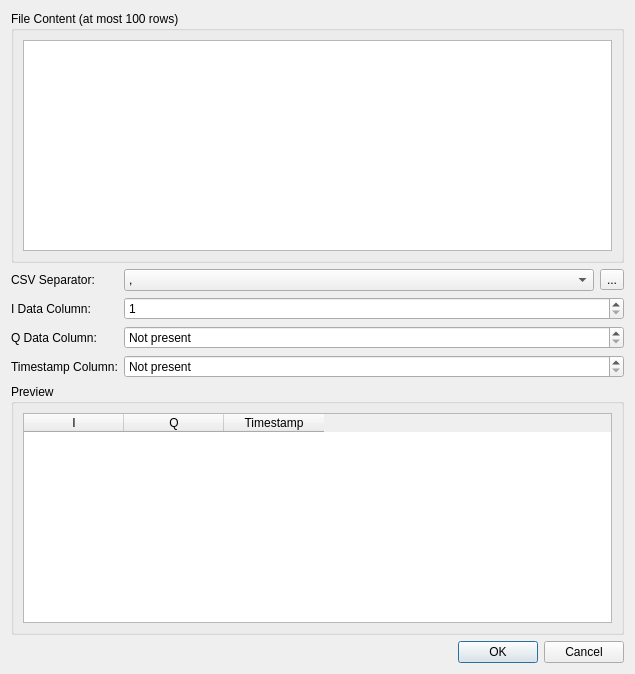
First picture: the form in ui/csv_wizard.ui, repository jopohl/urh, before the edit.
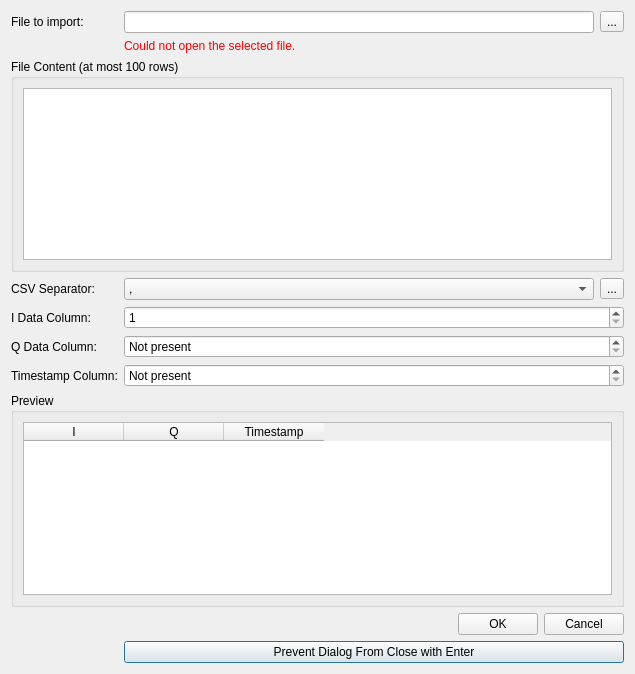
Second picture: the form after the edit. Icons and pictures are not drawn.

Commit message: make filename in dialog configurable

What changed in the file:
```diff
--- a/ui/csv_wizard.ui
+++ b/ui/csv_wizard.ui
@@ -14,33 +14,14 @@
    <string>CSV Import</string>
   </property>
   <layout class="QGridLayout" name="gridLayout">
-   <item row="0" column="0" colspan="2">
-    <widget class="QGroupBox" name="groupBoxFilePreview">
-     <property name="title">
-      <string>File Content (at most 100 rows)</string>
-     </property>
-     <layout class="QVBoxLayout" name="verticalLayout">
-      <item>
-       <widget class="QPlainTextEdit" name="plainTextEditFilePreview">
-        <property name="undoRedoEnabled">
-         <bool>false</bool>
-        </property>
-        <property name="readOnly">
-         <bool>true</bool>
-        </property>
-       </widget>
-      </item>
-     </layout>
-    </widget>
-   </item>
-   <item row="1" column="0">
-    <widget class="QLabel" name="label_4">
+   <item row="1" column="2">
+    <widget class="QLabel" name="labelFileNotFound">
      <property name="text">
-      <string>CSV Separator:</string>
+      <string>&lt;html&gt;&lt;head/&gt;&lt;body&gt;&lt;p&gt;&lt;span style=&quot; color:#ff0000;&quot;&gt;Could not open the selected file.&lt;/span&gt;&lt;/p&gt;&lt;/body&gt;&lt;/html&gt;</string>
      </property>
     </widget>
    </item>
-   <item row="1" column="1">
+   <item row="3" column="2">
     <layout class="QHBoxLayout" name="horizontalLayout">
      <item>
       <widget class="QComboBox" name="comboBoxCSVSeparator">
@@ -77,34 +58,27 @@
      </item>
     </layout>
    </item>
-   <item row="2" column="0">
+   <item row="6" column="2">
+    <widget class="QSpinBox" name="spinBoxTimestampColumn">
+     <property name="toolTip">
+      <string>&lt;html&gt;&lt;head/&gt;&lt;body&gt;&lt;p&gt; If your dataset contains timestamps URH will calculate the sample rate from them. You can manually edit the sample rate after import in the signal details.&lt;/p&gt;&lt;/body&gt;&lt;/html&gt;</string>
+     </property>
+     <property name="specialValueText">
+      <string>Not present</string>
+     </property>
+     <property name="maximum">
+      <number>999999999</number>
+     </property>
+    </widget>
+   </item>
+   <item row="4" column="0" colspan="2">
     <widget class="QLabel" name="label">
      <property name="text">
       <string>I Data Column:</string>
      </property>
     </widget>
    </item>
-   <item row="2" column="1">
-    <widget class="QSpinBox" name="spinBoxIDataColumn">
-     <property name="minimum">
-      <number>1</number>
-     </property>
-     <property name="maximum">
-      <number>999999999</number>
-     </property>
-     <property name="value">
-      <number>1</number>
-     </property>
-    </widget>
-   </item>
-   <item row="3" column="0">
-    <widget class="QLabel" name="label_2">
-     <property name="text">
-      <string>Q Data Column:</string>
-     </property>
-    </widget>
-   </item>
-   <item row="3" column="1">
+   <item row="5" column="2">
     <widget class="QSpinBox" name="spinBoxQDataColumn">
      <property name="specialValueText">
       <string>Not present</string>
@@ -114,7 +88,7 @@
      </property>
     </widget>
    </item>
-   <item row="4" column="0">
+   <item row="6" column="0" colspan="2">
     <widget class="QLabel" name="label_3">
      <property name="toolTip">
       <string>&lt;html&gt;&lt;head/&gt;&lt;body&gt;&lt;p&gt; If your dataset contains timestamps URH will calculate the sample rate from them. You can manually edit the sample rate after import in the signal details.&lt;/p&gt;&lt;/body&gt;&lt;/html&gt;</string>
@@ -124,20 +98,14 @@
      </property>
     </widget>
    </item>
-   <item row="4" column="1">
-    <widget class="QSpinBox" name="spinBoxTimestampColumn">
-     <property name="toolTip">
-      <string>&lt;html&gt;&lt;head/&gt;&lt;body&gt;&lt;p&gt; If your dataset contains timestamps URH will calculate the sample rate from them. You can manually edit the sample rate after import in the signal details.&lt;/p&gt;&lt;/body&gt;&lt;/html&gt;</string>
-     </property>
-     <property name="specialValueText">
-      <string>Not present</string>
-     </property>
-     <property name="maximum">
-      <number>999999999</number>
-     </property>
-    </widget>
-   </item>
    <item row="5" column="0" colspan="2">
+    <widget class="QLabel" name="label_2">
+     <property name="text">
+      <string>Q Data Column:</string>
+     </property>
+    </widget>
+   </item>
+   <item row="7" column="0" colspan="3">
     <widget class="QGroupBox" name="groupBox">
      <property name="title">
       <string>Preview</string>
@@ -180,7 +148,44 @@
      </layout>
     </widget>
    </item>
-   <item row="6" column="1">
+   <item row="0" column="2">
+    <layout class="QHBoxLayout" name="horizontalLayout_2">
+     <item>
+      <widget class="QLineEdit" name="lineEditFilename"/>
+     </item>
+     <item>
+      <widget class="QToolButton" name="btnChooseFile">
+       <property name="text">
+        <string>...</string>
+       </property>
+       <property name="toolButtonStyle">
+        <enum>Qt::ToolButtonTextOnly</enum>
+       </property>
+      </widget>
+     </item>
+    </layout>
+   </item>
+   <item row="4" column="2">
+    <widget class="QSpinBox" name="spinBoxIDataColumn">
+     <property name="minimum">
+      <number>1</number>
+     </property>
+     <property name="maximum">
+      <number>999999999</number>
+     </property>
+     <property name="value">
+      <number>1</number>
+     </property>
+    </widget>
+   </item>
+   <item row="3" column="0" colspan="2">
+    <widget class="QLabel" name="label_4">
+     <property name="text">
+      <string>CSV Separator:</string>
+     </property>
+    </widget>
+   </item>
+   <item row="9" column="2">
     <widget class="QDialogButtonBox" name="buttonBox">
      <property name="orientation">
       <enum>Qt::Horizontal</enum>
@@ -190,6 +195,42 @@
      </property>
     </widget>
    </item>
+   <item row="2" column="0" colspan="3">
+    <widget class="QGroupBox" name="groupBoxFilePreview">
+     <property name="title">
+      <string>File Content (at most 100 rows)</string>
+     </property>
+     <layout class="QVBoxLayout" name="verticalLayout">
+      <item>
+       <widget class="QPlainTextEdit" name="plainTextEditFilePreview">
+        <property name="undoRedoEnabled">
+         <bool>false</bool>
+        </property>
+        <property name="readOnly">
+         <bool>true</bool>
+        </property>
+       </widget>
+      </item>
+     </layout>
+    </widget>
+   </item>
+   <item row="0" column="0">
+    <widget class="QLabel" name="label_5">
+     <property name="text">
+      <string>File to import:</string>
+     </property>
+    </widget>
+   </item>
+   <item row="10" column="2">
+    <widget class="QPushButton" name="btnAutoDefault">
+     <property name="text">
+      <string>Prevent Dialog From Close with Enter</string>
+     </property>
+     <property name="default">
+      <bool>true</bool>
+     </property>
+    </widget>
+   </item>
   </layout>
  </widget>
  <tabstops>
```
Left out of the diff: 14 changed lines with no effect on the pictures. The commit also changes 2 other files.
